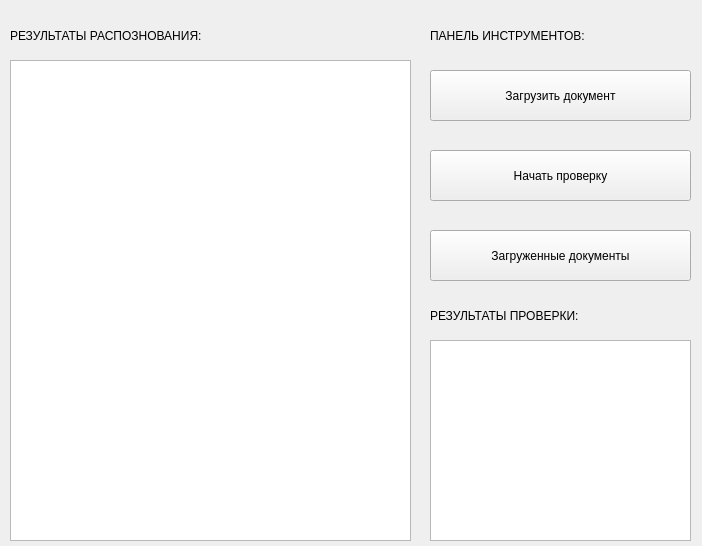
This is gui/ui/base.ui in kyrvvwfzhy-code/innovation_proposal_checking as Qt 5 draws it before an edit. The edited form follows.
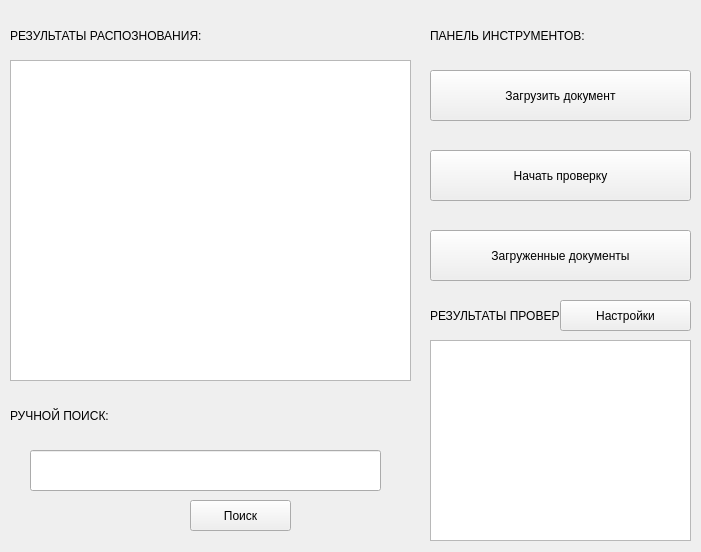
This is the edited form.

```diff
--- a/gui/ui/base.ui
+++ b/gui/ui/base.ui
@@ -6,8 +6,8 @@
    <rect>
     <x>0</x>
     <y>0</y>
-    <width>702</width>
-    <height>546</height>
+    <width>701</width>
+    <height>552</height>
    </rect>
   </property>
   <property name="windowTitle">
@@ -32,7 +32,7 @@
      <x>10</x>
      <y>60</y>
      <width>401</width>
-     <height>481</height>
+     <height>321</height>
     </rect>
    </property>
   </widget>
@@ -140,6 +140,58 @@
     <string>Загруженные документы</string>
    </property>
   </widget>
+  <widget class="QPushButton" name="pushButton_4">
+   <property name="geometry">
+    <rect>
+     <x>190</x>
+     <y>500</y>
+     <width>101</width>
+     <height>31</height>
+    </rect>
+   </property>
+   <property name="text">
+    <string>Поиск</string>
+   </property>
+  </widget>
+  <widget class="QLabel" name="label_5">
+   <property name="geometry">
+    <rect>
+     <x>10</x>
+     <y>390</y>
+     <width>171</width>
+     <height>51</height>
+    </rect>
+   </property>
+   <property name="styleSheet">
+    <string notr="true">font: 14pt &quot;MS Shell Dlg 2&quot;;</string>
+   </property>
+   <property name="text">
+    <string>РУЧНОЙ ПОИСК:</string>
+   </property>
+  </widget>
+  <widget class="QLineEdit" name="lineEdit">
+   <property name="geometry">
+    <rect>
+     <x>30</x>
+     <y>450</y>
+     <width>351</width>
+     <height>41</height>
+    </rect>
+   </property>
+  </widget>
+  <widget class="QPushButton" name="pushButton_5">
+   <property name="geometry">
+    <rect>
+     <x>560</x>
+     <y>300</y>
+     <width>131</width>
+     <height>31</height>
+    </rect>
+   </property>
+   <property name="text">
+    <string>Настройки</string>
+   </property>
+  </widget>
  </widget>
  <resources/>
  <connections/>
```
